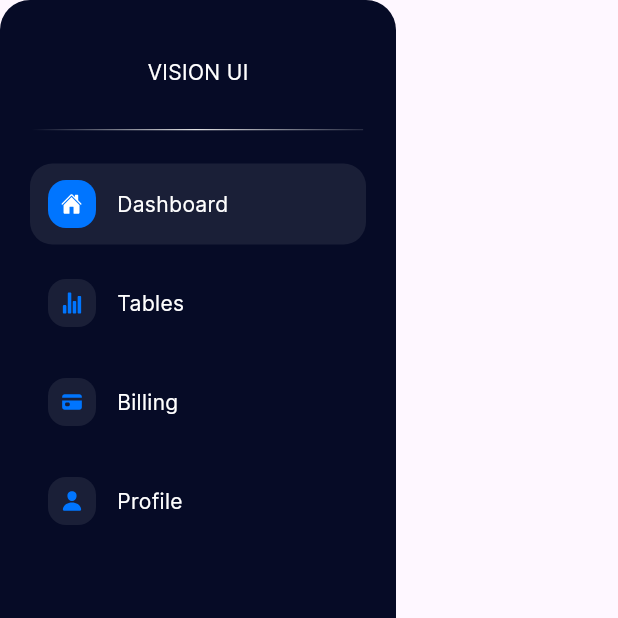
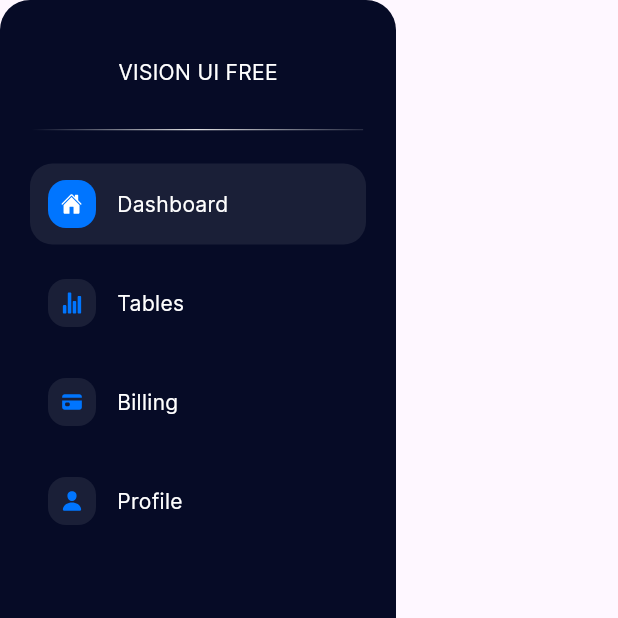
Before and after one commit to MohamedAbdelmaboud/vision_ui, a Flutter app: the screen it shows after launch, on a phone screen of 412 x 824 dp, the top half of it. Run offline on Flutter 3.47's test engine with Material 3 defaults, Android fonts, the phone set to English and light mode, and no system bars; our stand-ins replace flutter_svg, gap.

Commit message:
Update dashboard view to display 'VISION UI FREE' instead of 'VISION UI'

```diff
--- a/lib/features/dashboard/ui/views/dashborad_view.dart
+++ b/lib/features/dashboard/ui/views/dashborad_view.dart
@@ -33,7 +33,7 @@ class DashboradView extends StatelessWidget {
                 children: [
                   const Gap(38),
                   Text(
-                    'VISION UI',
+                    'VISION UI FREE',
                     style: AppStyles.medium14,
                   ),
                   const Gap(28),
```
